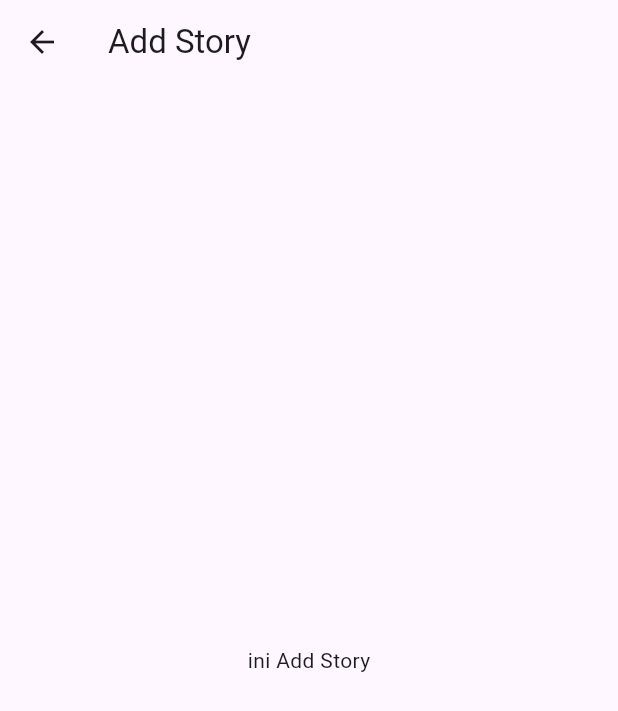
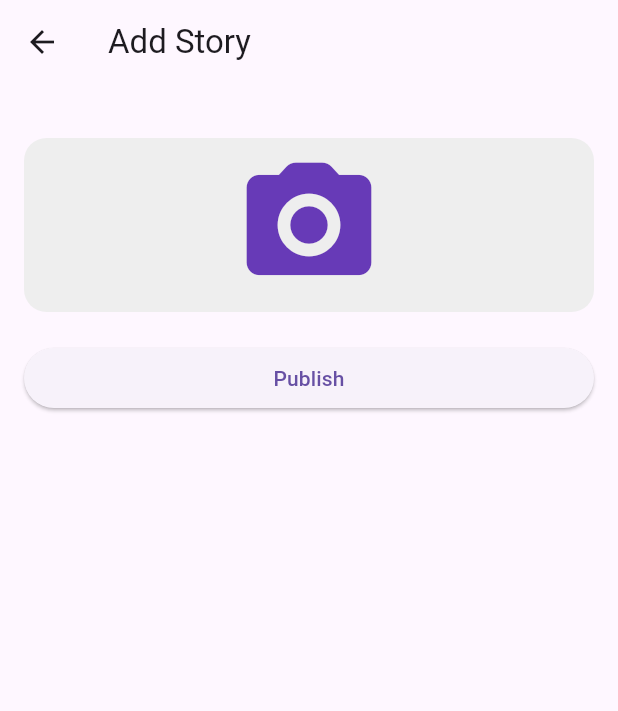
Before and after one commit to keylabintang/sutoriapp_hop, a Flutter app: the screen it shows after launch, after a tap on the "add" icon, on a phone screen of 412 x 824 dp. Shown: the top 711 px of the screen. Run offline on Flutter 3.47's test engine with Material 3 defaults, Android fonts, the phone set to English and light mode, and no system bars.

Commit message:
alert dialog + button

```diff
--- a/lib/main.dart
+++ b/lib/main.dart
@@ -10,6 +10,9 @@ class SutoriApp extends StatelessWidget {
 
   @override
   Widget build(BuildContext context) {
-    return MaterialApp(title: 'Sutori App', home: HomeScreen());
+    return MaterialApp(
+        title: 'Sutori App',
+        debugShowCheckedModeBanner: false,
+        home: HomeScreen());
   }
 }
--- a/lib/ui/add_story_screen.dart
+++ b/lib/ui/add_story_screen.dart
@@ -1,14 +1,41 @@
 import 'package:flutter/material.dart';
 
 class AddStoryScreen extends StatelessWidget {
-  const AddStoryScreen({super.key});
-
   @override
   Widget build(BuildContext context) {
     return Scaffold(
-      appBar: AppBar(title: Text("Add Story")),
-      body: Center(
-        child: Text("ini Add Story"),
+      appBar: AppBar(
+        title: Text("Add Story"),
+      ),
+      body: Padding(
+        padding: const EdgeInsets.all(16.0),
+        child: Column(
+          crossAxisAlignment: CrossAxisAlignment.stretch,
+          children: [
+            SizedBox(
+              height: 20,
+            ),
+            Container(
+              decoration: BoxDecoration(
+                borderRadius: BorderRadius.circular(15),
+                color: Colors.grey[200],
+              ),
+              child: IconButton(
+                onPressed: () {},
+                iconSize: 100,
+                icon: Icon(Icons.camera_alt_rounded),
+                color: Colors.deepPurple,
+              ),
+            ),
+            SizedBox(
+              height: 20,
+            ),
+            ElevatedButton(
+              onPressed: () {},
+              child: Text('Publish'),
+            ),
+          ],
+        ),
       ),
     );
   }
--- a/lib/ui/home_screen.dart
+++ b/lib/ui/home_screen.dart
@@ -9,9 +9,29 @@ class HomeScreen extends StatelessWidget {
   Widget build(BuildContext context) {
     return Scaffold(
       appBar: _appBar(context),
-      body: Center(child: Text('No Story Yet')),
+      body: Center(
+          child: TextButton(
+              onPressed: () {
+                showDialog(
+                    context: context,
+                    builder: (BuildContext context) {
+                      return AlertDialog(
+                        title: Text('Perhatian!'),
+                        content: Text('Silahkan upload'),
+                        actions: <Widget>[
+                          TextButton(
+                              onPressed: () {
+                                Navigator.of(context).pop();
+                              },
+                              child: Text('Y'))
+                        ],
+                      );
+                    });
+              },
+              child: Text('No Story Yet'))),
       drawer: _drawer(),
       floatingActionButton: FloatingActionButton(
+        shape: CircleBorder(),
         onPressed: () {
           Navigator.push(context,
               MaterialPageRoute(builder: ((context) => AddStoryScreen())));
--- a/lib/ui/info_detail_screen.dart
+++ b/lib/ui/info_detail_screen.dart
@@ -8,7 +8,7 @@ class InfoDetailScreen extends StatelessWidget {
     return Scaffold(
       appBar: AppBar(title: Text("Detail Screen")),
       body: Center(
-        child: Text("ini Detail Screen"),
+        child: Text("sample"),
       ),
     );
   }
```
